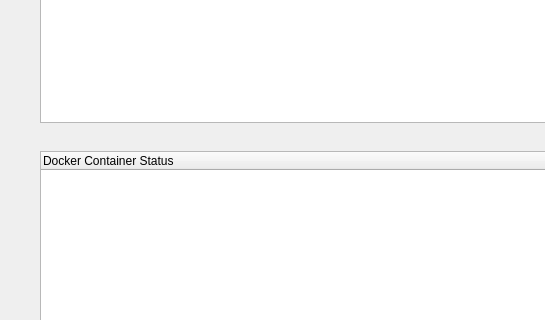
Before: the Qt Designer form qt5Ui/ui/Ui_MainWindowBase.ui in ArthurWuTW/docker-compose-management, drawn with Qt 5; both pictures show x 0 to 545 and y 188 to 508 of the 1089 by 713 pixel window.
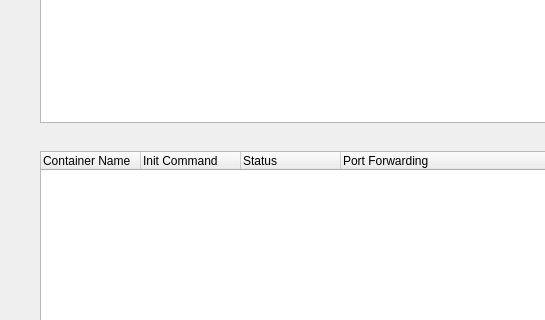
After: the same form once the commit is applied.

Commit message: show container

Patch:
```diff
--- a/qt5Ui/ui/Ui_MainWindowBase.ui
+++ b/qt5Ui/ui/Ui_MainWindowBase.ui
@@ -87,9 +87,27 @@
       <height>192</height>
      </rect>
     </property>
+    <attribute name="headerStretchLastSection">
+     <bool>true</bool>
+    </attribute>
     <column>
      <property name="text">
-      <string>Docker Container Status</string>
+      <string>Container Name</string>
+     </property>
+    </column>
+    <column>
+     <property name="text">
+      <string>Init Command</string>
+     </property>
+    </column>
+    <column>
+     <property name="text">
+      <string>Status</string>
+     </property>
+    </column>
+    <column>
+     <property name="text">
+      <string>Port Forwarding</string>
      </property>
     </column>
    </widget>
```
The commit also changes 4 other files.
